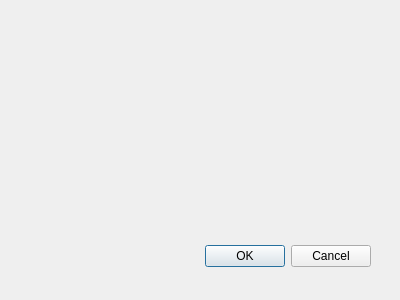
Old version of the form catchment_analyser_dialog_base.ui in the repository OpenDigitalWorks/CatchmentAnalyser.
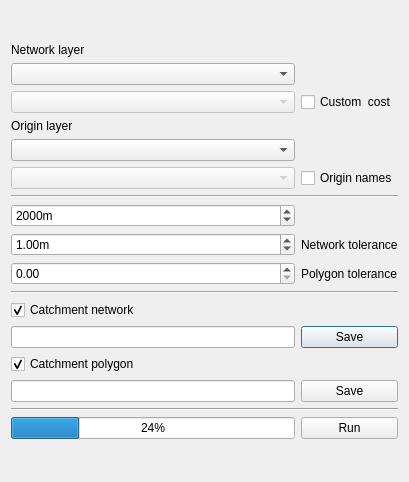
New version of the form.

What changed in the file:
```diff
--- a/catchment_analyser_dialog_base.ui
+++ b/catchment_analyser_dialog_base.ui
@@ -1,33 +1,244 @@
 <ui version="4.0" >
  <class>CatchmentAnalyserDialogBase</class>
- <widget class="QDialog" name="CatchmentAnalyserDialogBase" >
-  <property name="geometry" >
+ <widget class="QDialog" name="CatchmentAnalyserDialogBase">
+  <property name="geometry">
    <rect>
     <x>0</x>
     <y>0</y>
-    <width>400</width>
-    <height>300</height>
+    <width>409</width>
+    <height>482</height>
    </rect>
   </property>
   <property name="windowTitle" >
    <string>Catchment Analyser</string>
   </property>
-  <widget class="QDialogButtonBox" name="button_box" >
-   <property name="geometry" >
-    <rect>
-     <x>30</x>
-     <y>240</y>
-     <width>341</width>
-     <height>32</height>
-    </rect>
-   </property>
-   <property name="orientation" >
-    <enum>Qt::Horizontal</enum>
-   </property>
-   <property name="standardButtons" >
-    <set>QDialogButtonBox::Cancel|QDialogButtonBox::Ok</set>
-   </property>
-  </widget>
+  <layout class="QGridLayout" name="gridLayout_2">
+   <item row="0" column="0">
+    <layout class="QGridLayout" name="gridLayout">
+     <item row="17" column="1">
+      <widget class="QPushButton" name="browse_output_network">
+       <property name="text">
+        <string>Save</string>
+       </property>
+      </widget>
+     </item>
+     <item row="23" column="0">
+      <widget class="QProgressBar" name="progress_mca">
+       <property name="value">
+        <number>24</number>
+       </property>
+      </widget>
+     </item>
+     <item row="12" column="0">
+      <widget class="QDoubleSpinBox" name="network_tolerance">
+       <property name="suffix">
+        <string>m</string>
+       </property>
+       <property name="maximum">
+        <double>100.000000000000000</double>
+       </property>
+       <property name="singleStep">
+        <double>0.100000000000000</double>
+       </property>
+       <property name="value">
+        <double>1.000000000000000</double>
+       </property>
+      </widget>
+     </item>
+     <item row="11" column="1">
+      <widget class="QLabel" name="label_4">
+       <property name="text">
+        <string/>
+       </property>
+      </widget>
+     </item>
+     <item row="10" column="0" colspan="2">
+      <widget class="Line" name="line">
+       <property name="sizePolicy">
+        <sizepolicy hsizetype="MinimumExpanding" vsizetype="Fixed">
+         <horstretch>0</horstretch>
+         <verstretch>0</verstretch>
+        </sizepolicy>
+       </property>
+       <property name="orientation">
+        <enum>Qt::Horizontal</enum>
+       </property>
+      </widget>
+     </item>
+     <item row="2" column="0">
+      <widget class="QLabel" name="network_layer">
+       <property name="sizePolicy">
+        <sizepolicy hsizetype="Minimum" vsizetype="Fixed">
+         <horstretch>0</horstretch>
+         <verstretch>0</verstretch>
+        </sizepolicy>
+       </property>
+       <property name="text">
+        <string>Network layer</string>
+       </property>
+      </widget>
+     </item>
+     <item row="14" column="1">
+      <widget class="QLabel" name="label_5">
+       <property name="text">
+        <string>Polygon tolerance</string>
+       </property>
+      </widget>
+     </item>
+     <item row="15" column="0" colspan="2">
+      <widget class="Line" name="line_2">
+       <property name="orientation">
+        <enum>Qt::Horizontal</enum>
+       </property>
+      </widget>
+     </item>
+     <item row="9" column="0">
+      <widget class="QComboBox" name="choose_name">
+       <property name="enabled">
+        <bool>false</bool>
+       </property>
+      </widget>
+     </item>
+     <item row="16" column="0">
+      <widget class="QCheckBox" name="check_network">
+       <property name="text">
+        <string>Catchment network</string>
+       </property>
+       <property name="checked">
+        <bool>true</bool>
+       </property>
+      </widget>
+     </item>
+     <item row="12" column="1">
+      <widget class="QLabel" name="label">
+       <property name="text">
+        <string>Network tolerance</string>
+       </property>
+      </widget>
+     </item>
+     <item row="3" column="0">
+      <widget class="QComboBox" name="choose_network">
+       <property name="sizePolicy">
+        <sizepolicy hsizetype="Minimum" vsizetype="Fixed">
+         <horstretch>0</horstretch>
+         <verstretch>0</verstretch>
+        </sizepolicy>
+       </property>
+      </widget>
+     </item>
+     <item row="7" column="0">
+      <widget class="QComboBox" name="choose_origins">
+       <property name="sizePolicy">
+        <sizepolicy hsizetype="Minimum" vsizetype="Fixed">
+         <horstretch>0</horstretch>
+         <verstretch>0</verstretch>
+        </sizepolicy>
+       </property>
+      </widget>
+     </item>
+     <item row="18" column="0">
+      <widget class="QCheckBox" name="check_polygon">
+       <property name="text">
+        <string>Catchment polygon</string>
+       </property>
+       <property name="checked">
+        <bool>true</bool>
+       </property>
+      </widget>
+     </item>
+     <item row="21" column="0" colspan="2">
+      <widget class="Line" name="line_3">
+       <property name="orientation">
+        <enum>Qt::Horizontal</enum>
+       </property>
+      </widget>
+     </item>
+     <item row="5" column="0">
+      <widget class="QComboBox" name="choose_cost">
+       <property name="enabled">
+        <bool>false</bool>
+       </property>
+      </widget>
+     </item>
+     <item row="20" column="0">
+      <widget class="QLineEdit" name="path_output_polygon"/>
+     </item>
+     <item row="11" column="0">
+      <widget class="QSpinBox" name="radius">
+       <property name="suffix">
+        <string>m</string>
+       </property>
+       <property name="maximum">
+        <number>9999999</number>
+       </property>
+       <property name="singleStep">
+        <number>400</number>
+       </property>
+       <property name="value">
+        <number>2000</number>
+       </property>
+      </widget>
+     </item>
+     <item row="14" column="0">
+      <widget class="QDoubleSpinBox" name="polygon_tolerance">
+       <property name="maximum">
+        <double>10000.000000000000000</double>
+       </property>
+       <property name="singleStep">
+        <double>0.100000000000000</double>
+       </property>
+      </widget>
+     </item>
+     <item row="9" column="1">
+      <widget class="QCheckBox" name="check_name">
+       <property name="text">
+        <string>Origin names</string>
+       </property>
+       <property name="checked">
+        <bool>false</bool>
+       </property>
+      </widget>
+     </item>
+     <item row="6" column="0">
+      <widget class="QLabel" name="origin_layer">
+       <property name="sizePolicy">
+        <sizepolicy hsizetype="Minimum" vsizetype="Fixed">
+         <horstretch>0</horstretch>
+         <verstretch>0</verstretch>
+        </sizepolicy>
+       </property>
+       <property name="text">
+        <string>Origin layer</string>
+       </property>
+      </widget>
+     </item>
+     <item row="17" column="0">
+      <widget class="QLineEdit" name="path_output_network"/>
+     </item>
+     <item row="23" column="1">
+      <widget class="QPushButton" name="run_mca">
+       <property name="text">
+        <string>Run</string>
+       </property>
+      </widget>
+     </item>
+     <item row="5" column="1">
+      <widget class="QCheckBox" name="check_cost">
+       <property name="text">
+        <string>Custom  cost</string>
+       </property>
+      </widget>
+     </item>
+     <item row="20" column="1">
+      <widget class="QPushButton" name="browse_output_polygon">
+       <property name="text">
+        <string>Save</string>
+       </property>
+      </widget>
+     </item>
+    </layout>
+   </item>
+  </layout>
  </widget>
  <resources/>
  <connections>
```
Left out of the diff: 40 changed lines with no effect on the pictures.
